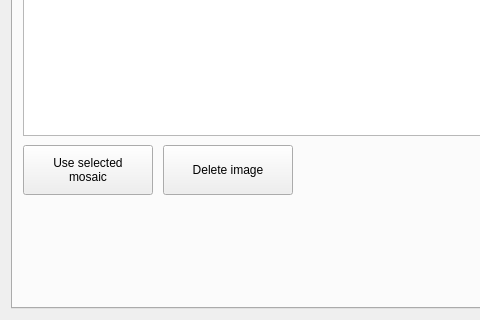
Above: mapflow/static/ui/main_dialog.ui from Geoalert/mapflow-qgis before the change; both pictures show x 0 to 480 and y 312 to 632 of the 848 by 632 pixel window. Below: the same form after it.
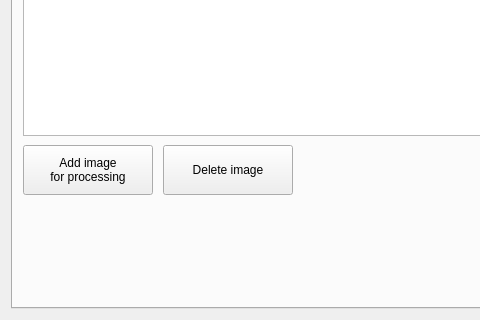
That is the form after the change. The open tabs and pages were chosen to show the change. Icons and pictures are not drawn. Custom widgets are drawn as their Qt base class.

Commit message: Change button label

The edit to the form file:
```diff
--- a/mapflow/static/ui/main_dialog.ui
+++ b/mapflow/static/ui/main_dialog.ui
@@ -597,8 +597,8 @@
         </rect>
        </property>
        <property name="text">
-        <string>Use selected
-mosaic</string>
+        <string>Add image 
+for processing</string>
        </property>
       </widget>
       <widget class="QPushButton" name="deleteImageButton">
```
Left out of the diff: 2 changed lines with no effect on the pictures.
